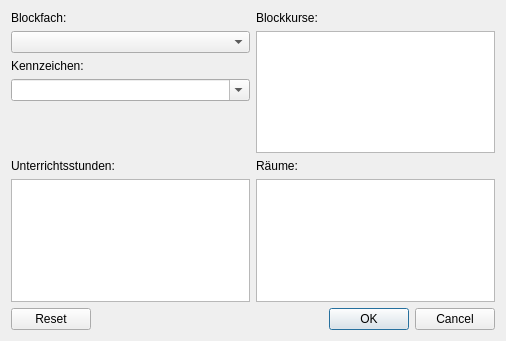
Before: the Qt Designer form wz-data/ui/dialog_block_name.ui in gradgrind/WZ3, drawn with Qt 5.
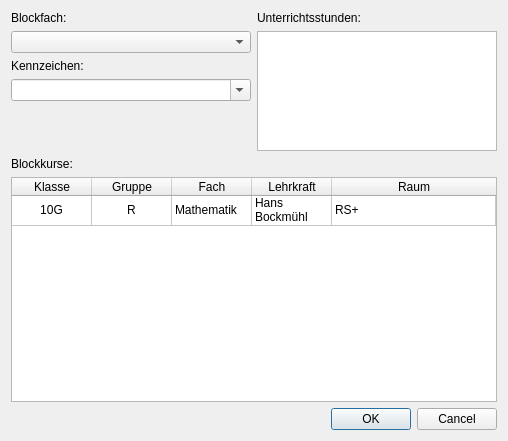
After: the same form once the commit is applied.

Commit message: Block-name dialog now fairly good

Patch:
```diff
--- a/wz-data/ui/dialog_block_name.ui
+++ b/wz-data/ui/dialog_block_name.ui
@@ -6,17 +6,17 @@
    <rect>
     <x>0</x>
     <y>0</y>
-    <width>506</width>
-    <height>341</height>
+    <width>508</width>
+    <height>441</height>
    </rect>
   </property>
   <property name="windowTitle">
    <string>Dialog</string>
   </property>
-  <layout class="QVBoxLayout" name="verticalLayout_5">
+  <layout class="QVBoxLayout" name="verticalLayout_2" stretch="1,2,1">
    <item>
-    <layout class="QGridLayout" name="gridLayout">
-     <item row="0" column="0">
+    <layout class="QHBoxLayout" name="horizontalLayout" stretch="1,1">
+     <item>
       <layout class="QVBoxLayout" name="verticalLayout_4">
        <item>
         <widget class="QLabel" name="label">
@@ -50,31 +50,20 @@
          <property name="orientation">
           <enum>Qt::Vertical</enum>
          </property>
+         <property name="sizeType">
+          <enum>QSizePolicy::MinimumExpanding</enum>
+         </property>
          <property name="sizeHint" stdset="0">
           <size>
            <width>20</width>
-           <height>40</height>
+           <height>50</height>
           </size>
          </property>
         </spacer>
        </item>
       </layout>
      </item>
-     <item row="0" column="1">
-      <layout class="QVBoxLayout" name="verticalLayout_3">
-       <item>
-        <widget class="QLabel" name="label_3">
-         <property name="text">
-          <string>Blockkurse:</string>
-         </property>
-        </widget>
-       </item>
-       <item>
-        <widget class="QListWidget" name="list_courses"/>
-       </item>
-      </layout>
-     </item>
-     <item row="1" column="0">
+     <item>
       <layout class="QVBoxLayout" name="verticalLayout">
        <item>
         <widget class="QLabel" name="label_5">
@@ -88,19 +77,102 @@
        </item>
       </layout>
      </item>
-     <item row="1" column="1">
-      <layout class="QVBoxLayout" name="verticalLayout_2">
-       <item>
-        <widget class="QLabel" name="label_4">
-         <property name="text">
-          <string>Räume:</string>
-         </property>
-        </widget>
+    </layout>
+   </item>
+   <item>
+    <layout class="QVBoxLayout" name="verticalLayout_3">
+     <item>
+      <widget class="QLabel" name="label_3">
+       <property name="text">
+        <string>Blockkurse:</string>
+       </property>
+      </widget>
+     </item>
+     <item>
+      <widget class="QTableWidget" name="table_courses">
+       <property name="editTriggers">
+        <set>QAbstractItemView::NoEditTriggers</set>
+       </property>
+       <property name="alternatingRowColors">
+        <bool>true</bool>
+       </property>
+       <property name="selectionMode">
+        <enum>QAbstractItemView::NoSelection</enum>
+       </property>
+       <attribute name="horizontalHeaderCascadingSectionResizes">
+        <bool>false</bool>
+       </attribute>
+       <attribute name="horizontalHeaderDefaultSectionSize">
+        <number>80</number>
+       </attribute>
+       <attribute name="horizontalHeaderStretchLastSection">
+        <bool>true</bool>
+       </attribute>
+       <attribute name="verticalHeaderVisible">
+        <bool>false</bool>
+       </attribute>
+       <row>
+        <property name="text">
+         <string>New Row</string>
+        </property>
+       </row>
+       <column>
+        <property name="text">
+         <string>Klasse</string>
+        </property>
+       </column>
+       <column>
+        <property name="text">
+         <string>Gruppe</string>
+        </property>
+       </column>
+       <column>
+        <property name="text">
+         <string>Fach</string>
+        </property>
+       </column>
+       <column>
+        <property name="text">
+         <string>Lehrkraft</string>
+        </property>
+       </column>
+       <column>
+        <property name="text">
+         <string>Raum</string>
+        </property>
+       </column>
+       <item row="0" column="0">
+        <property name="text">
+         <string>10G</string>
+        </property>
+        <property name="textAlignment">
+         <set>AlignCenter</set>
+        </property>
        </item>
-       <item>
-        <widget class="QListWidget" name="list_rooms"/>
+       <item row="0" column="1">
+        <property name="text">
+         <string>R</string>
+        </property>
+        <property name="textAlignment">
+         <set>AlignCenter</set>
+        </property>
        </item>
-      </layout>
+       <item row="0" column="2">
+        <property name="text">
+         <string>Mathematik</string>
+        </property>
+       </item>
+       <item row="0" column="3">
+        <property name="text">
+         <string>Hans Bockmühl</string>
+        </property>
+       </item>
+       <item row="0" column="4">
+        <property name="text">
+         <string>RS+</string>
+        </property>
+       </item>
+      </widget>
      </item>
     </layout>
    </item>
@@ -110,7 +182,7 @@
       <enum>Qt::Horizontal</enum>
      </property>
      <property name="standardButtons">
-      <set>QDialogButtonBox::Cancel|QDialogButtonBox::Ok|QDialogButtonBox::Reset</set>
+      <set>QDialogButtonBox::Cancel|QDialogButtonBox::Ok</set>
      </property>
     </widget>
    </item>
```
The commit also changes 3 other files.
